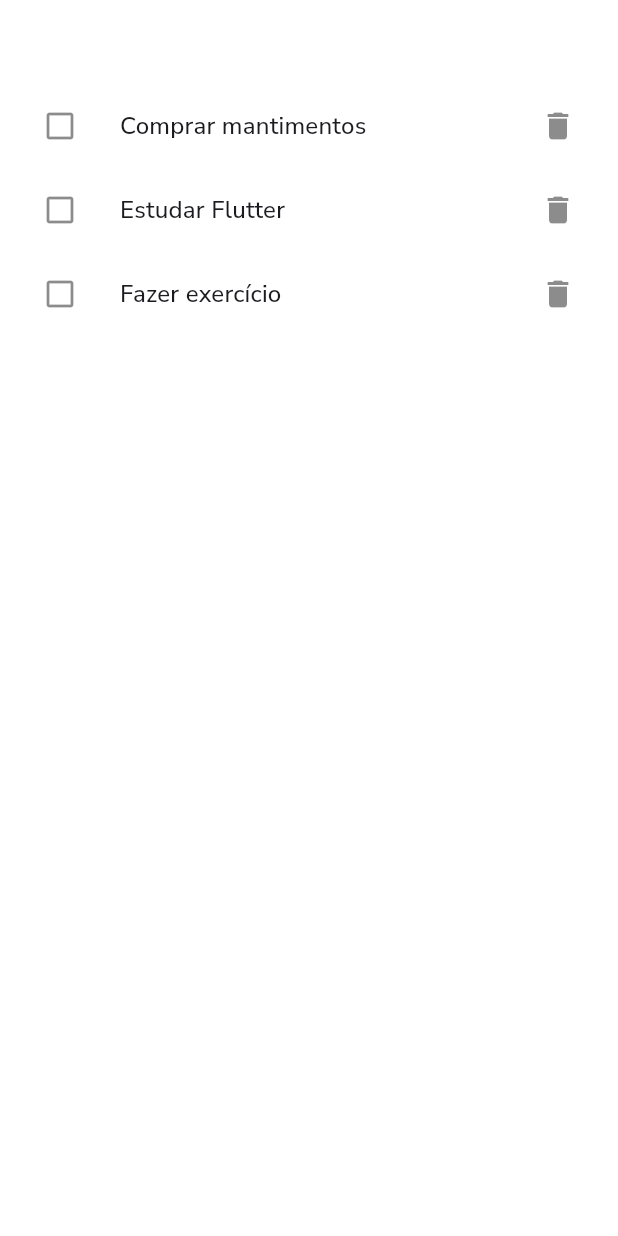
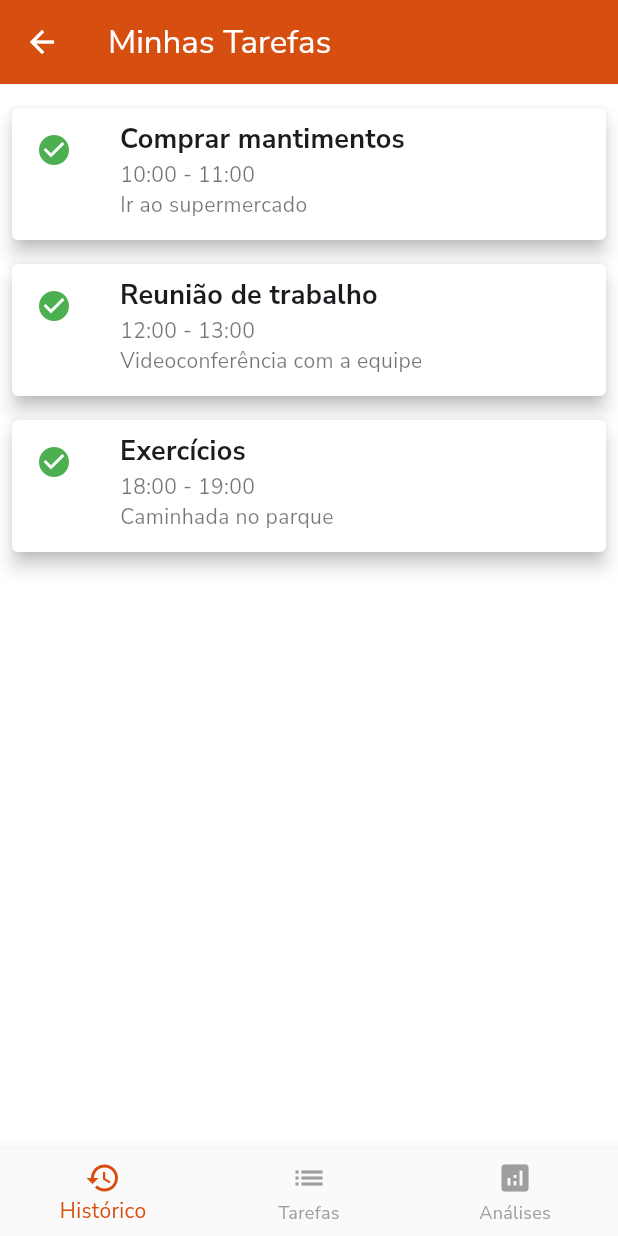
Before and after one commit to CesaltinoFelix/taskly_uor, a Flutter app: the HomeScreen screen opened directly, on a phone screen of 412 x 824 dp. Run offline on Flutter 3.47's test engine with Material 3 defaults, Android fonts, the phone set to English and light mode, and no system bars; our stand-ins replace flutter_otp_text_field, get, google_fonts, intl_phone_field, sqflite; missing offline and left inert: otp_timer_button; accounts and stored records are empty.

Commit message:
feat: home screen and bundle config

```diff
--- a/lib/screens/home_screen.dart
+++ b/lib/screens/home_screen.dart
@@ -1,119 +1,70 @@
 import 'package:flutter/material.dart';
+import 'package:taskly_uor/common/color_extension.dart';
 
-// Modelo de tarefa
-class Task {
-  String title;
-  bool isCompleted;
-
-  Task({required this.title, this.isCompleted = false});
-}
-
-
-class HomeScreen extends StatefulWidget {
-  const HomeScreen({super.key});
-
-  @override
-  _HomeScreenState createState() => _HomeScreenState();
-}
-
-class _HomeScreenState extends State<HomeScreen> {
-  List<Task> tasks = [
-    Task(title: 'Comprar mantimentos'),
-    Task(title: 'Estudar Flutter'),
-    Task(title: 'Fazer exercício'),
+class HomeScreen extends StatelessWidget {
+  final List<Task> tasks = [
+    Task('Comprar mantimentos', '10:00 - 11:00', 'Ir ao supermercado'),
+    Task('Reunião de trabalho', '12:00 - 13:00', 'Videoconferência com a equipe'),
+    Task('Exercícios', '18:00 - 19:00', 'Caminhada no parque'),
   ];
-
-  // Função para adicionar tarefa
-  void _addTask(String title) {
-    setState(() {
-      tasks.add(Task(title: title));
-    });
-  }
-
-  // Função para marcar tarefa como concluída
-  void _toggleTaskCompletion(int index) {
-    setState(() {
-      tasks[index].isCompleted = !tasks[index].isCompleted;
-    });
-  }
-
-  // Função para excluir tarefa
-  void _deleteTask(int index) {
-    setState(() {
-      tasks.removeAt(index);
-    });
-  }
-
-  // Função para mostrar a caixa de diálogo para adicionar nova tarefa
-  void _showAddTaskDialog() {
-    TextEditingController taskController = TextEditingController();
-    showDialog(
-      context: context,
-      builder: (BuildContext context) {
-        return AlertDialog(
-          title: const Text('Adicionar Tarefa'),
-          content: TextField(
-            controller: taskController,
-            decoration: const InputDecoration(hintText: 'Digite o nome da tarefa'),
-          ),
-          actions: <Widget>[
-            TextButton(
-              onPressed: () {
-                if (taskController.text.isNotEmpty) {
-                  _addTask(taskController.text);
-                  Navigator.of(context).pop();
-                }
-              },
-              child: const Text('Adicionar'),
-            ),
-            TextButton(
-              onPressed: () => Navigator.of(context).pop(),
-              child: const Text('Cancelar'),
-            ),
-          ],
-        );
-      },
-    );
-  }
 
   @override
   Widget build(BuildContext context) {
     return Scaffold(
       appBar: AppBar(
-        title: const Text('Taskly - Gestão de Tarefas'),
-        actions: [
-          IconButton(
-            icon: const Icon(Icons.add),
-            onPressed: _showAddTaskDialog,
+        title: Text('Minhas Tarefas'),
+        backgroundColor: ThemeColor.secondary,
       ),
-        ],
-      ),
-      body: ListView.builder(
+      body: Padding(
+        padding: const EdgeInsets.all(8.0),
+        child: ListView.builder(
           itemCount: tasks.length,
           itemBuilder: (context, index) {
-          return ListTile(
+            return Card(
+              elevation: 5,
+              margin: EdgeInsets.symmetric(vertical: 8),
+              child: ListTile(
+                leading: Icon(Icons.check_circle, color: Colors.green),
                 title: Text(
                   tasks[index].title,
-              style: TextStyle(
-                decoration: tasks[index].isCompleted
-                    ? TextDecoration.lineThrough
-                    : TextDecoration.none,
+                  style: TextStyle(fontWeight: FontWeight.bold, fontSize: 18),
                 ),
+                subtitle: Text(
+                  '${tasks[index].time}\n${tasks[index].description}',
+                  style: TextStyle(color: Colors.black54),
                 ),
-            leading: IconButton(
-              icon: Icon(
-                tasks[index].isCompleted ? Icons.check_box : Icons.check_box_outline_blank,
-                color: tasks[index].isCompleted ? Colors.green : null,
-              ),
-              onPressed: () => _toggleTaskCompletion(index),
-            ),
-            trailing: IconButton(
-              icon: const Icon(Icons.delete),
-              onPressed: () => _deleteTask(index),
+                isThreeLine: true,
               ),
             );
           },
         ),
+      ),
+      bottomNavigationBar: BottomNavigationBar(
+        items: const <BottomNavigationBarItem>[
+          BottomNavigationBarItem(
+            icon: Icon(Icons.history),
+            label: 'Histórico',
+          ),
+          BottomNavigationBarItem(
+            icon: Icon(Icons.list),
+            label: 'Tarefas',
+          ),
+          BottomNavigationBarItem(
+            icon: Icon(Icons.analytics),
+            label: 'Análises',
+          ),
+        ],
+        selectedItemColor: ThemeColor.secondary,
+        unselectedItemColor: Colors.grey,
+      ),
     );
   }
 }
+
+class Task {
+  final String title;
+  final String time;
+  final String description;
+
+  Task(this.title, this.time, this.description);
+}
--- a/lib/screens/otp_screen.dart
+++ b/lib/screens/otp_screen.dart
@@ -135,7 +135,7 @@ bool askCode = false;
                     isLoading = false;
                     });
                     Get.to(
-                      const HomeScreen(),
+                       HomeScreen(),
                       transition: Transition.rightToLeft, duration: const Duration(seconds: 1)
                       );
                     }
```
Also changed, not shown: lib/screens/sign_up_screen.dart (+34 -34 lines), 1 other file. Lines whose indentation alone changed are shown as unchanged.
